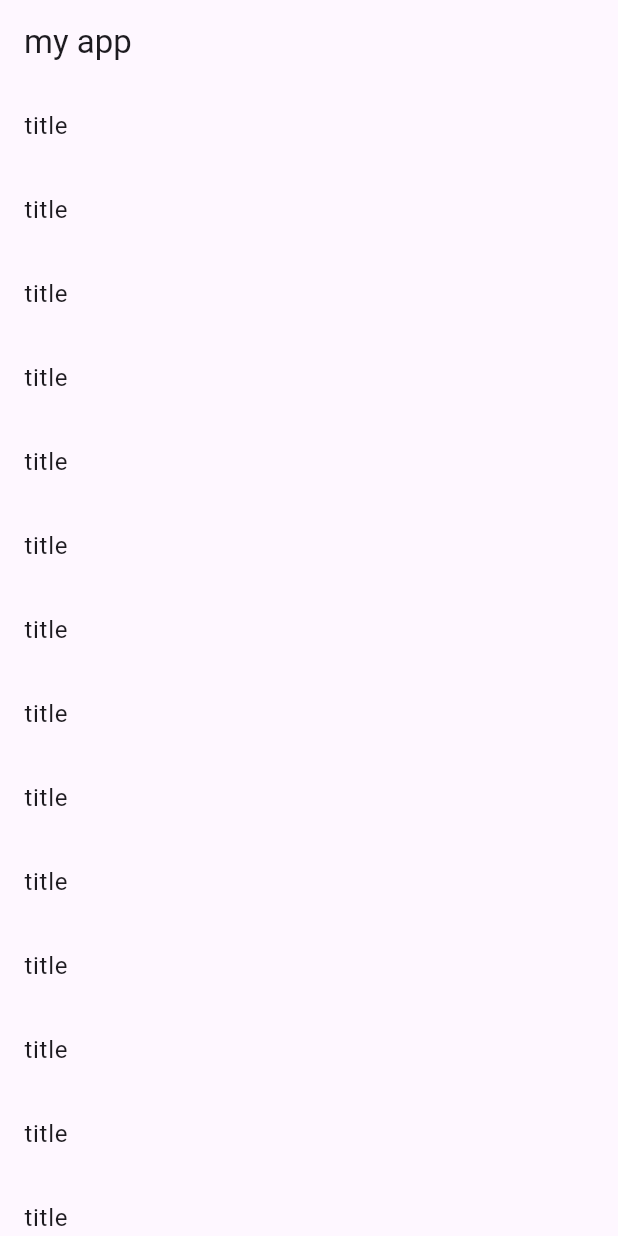
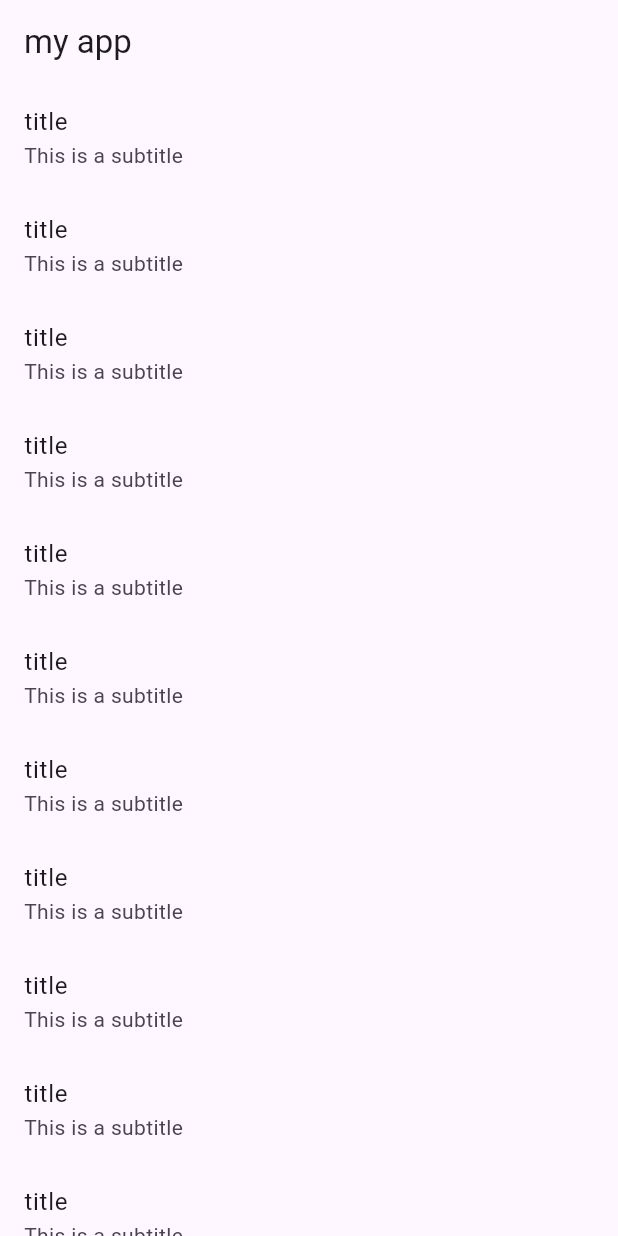
Before and after one commit to kamaathedj/BasicFlutter, a Flutter app: the screen it shows after launch, on a phone screen of 412 x 824 dp. Run offline on Flutter 3.47's test engine with Material 3 defaults, Android fonts, the phone set to English and light mode, and no system bars.

Commit message:
minor fix

```diff
--- a/lib/main.dart
+++ b/lib/main.dart
@@ -18,6 +18,7 @@ class MainApp extends StatelessWidget {
           child: ListView.builder(itemBuilder: (context, index) {
             return ListTile(
               title: Text('title'),
+              subtitle: Text('This is a subtitle'),
             );
           }),
         ),
```
